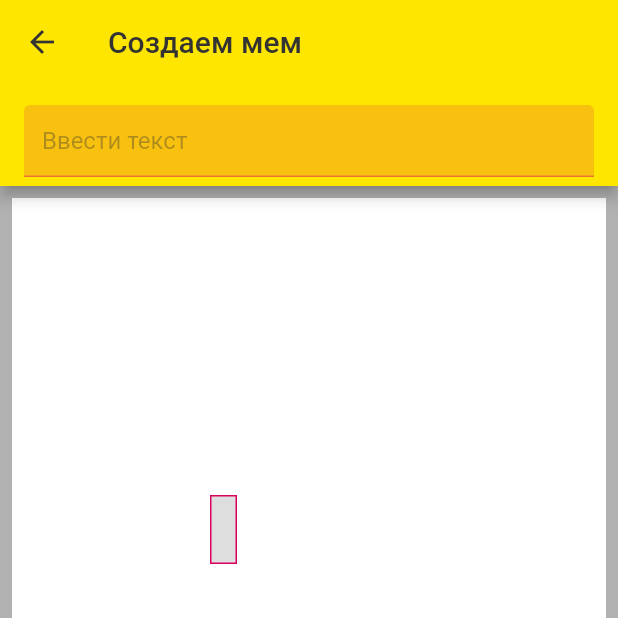
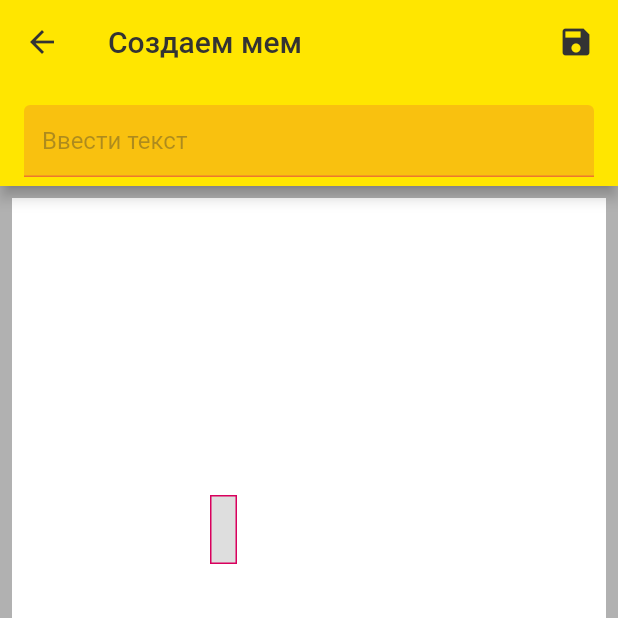
Before and after one commit to docent28/memogenerator, a Flutter app: the CreateMemePage screen opened directly, after a tap on "ДОБАВИТЬ ТЕКСТ", on a phone screen of 412 x 824 dp, the top half of it. Run offline on Flutter 3.47's test engine with Material 2 defaults, Android fonts, the phone set to English and light mode, and no system bars; our stand-ins replace equatable, google_fonts, rxdart, shared_preferences; accounts and stored records are empty.

Commit message:
Добавили метод для сохранения мема в постоянной памяти

```diff
--- a/lib/presentation/create_meme/create_meme_page.dart
+++ b/lib/presentation/create_meme/create_meme_page.dart
@@ -31,6 +31,18 @@ class _CreateMemePageState extends State<CreateMemePage> {
           foregroundColor: AppColors.darkGrey,
           title: Text("Создаем мем"),
           bottom: EditTextBar(),
+          actions: [
+            GestureDetector(
+              onTap: () => bloc.saveMeme(),
+              child: Padding(
+                padding: const EdgeInsets.symmetric(horizontal: 16),
+                child: Icon(
+                  Icons.save,
+                  color: AppColors.darkGrey,
+                ),
+              ),
+            )
+          ],
         ),
         backgroundColor: Colors.white,
         body: SafeArea(
```
Also changed, not shown: lib/presentation/create_meme/create_meme_bloc.dart (+35 -0 lines).
